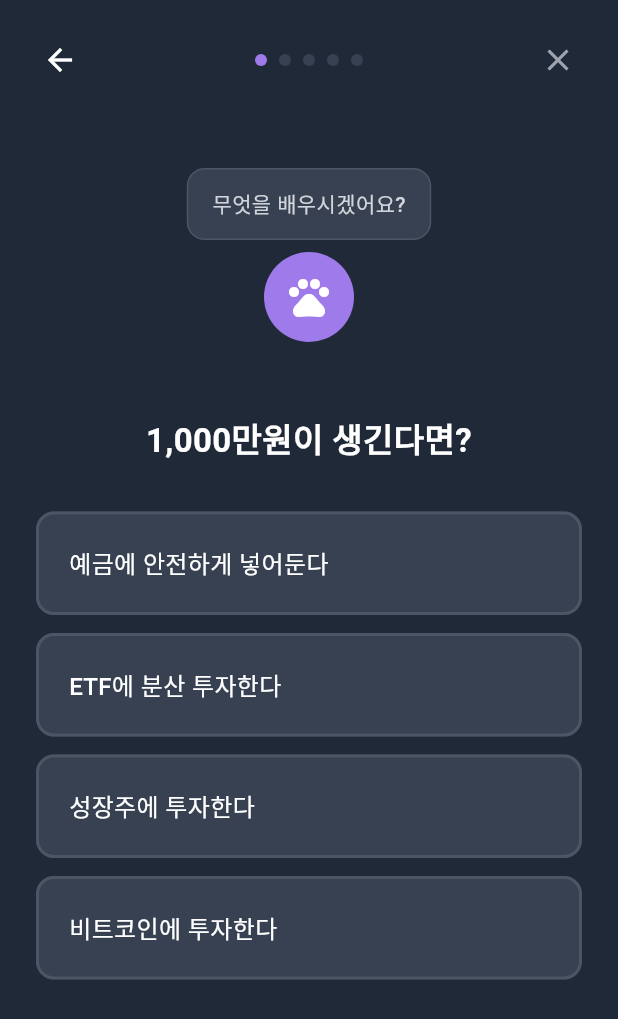
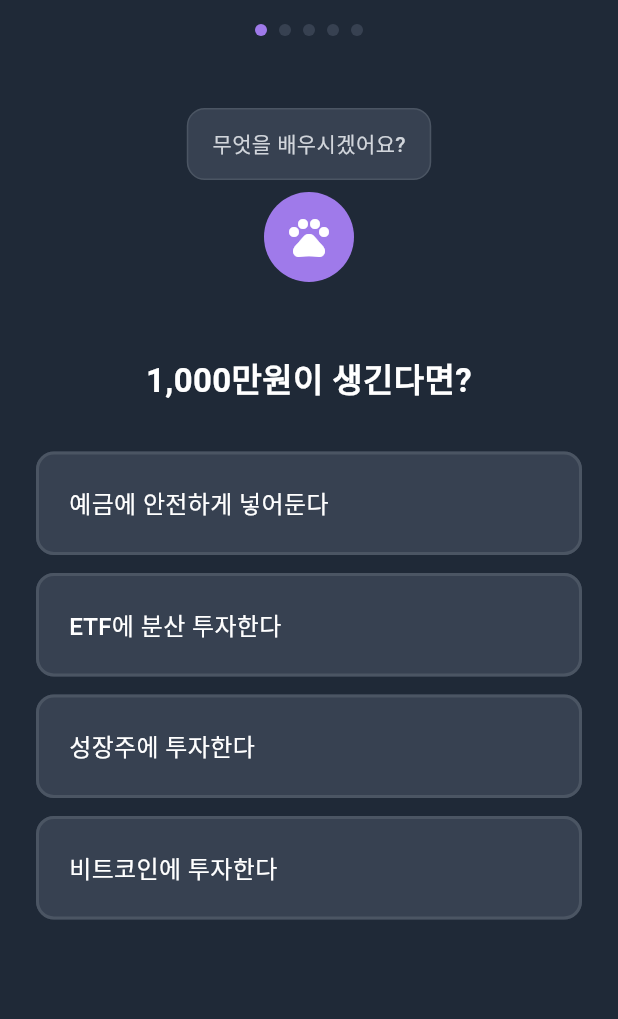
Before and after one commit to tei-young/your_money_pet, a Flutter app: the PersonalityTestScreen screen opened directly, on a phone screen of 412 x 824 dp. Shown: the top 1019 px of the screen. Run offline on Flutter 3.47's test engine with Material 3 defaults, Android fonts, the phone set to English and light mode, and no system bars; our stand-ins replace share_plus; accounts and stored records are empty.

Commit message:
Remove back and close buttons from personality test screen
- Remove back button (arrow_back) from top bar
- Remove close button (x) from top bar
- Keep only progress indicator centered at top
- Simplify _buildTopBar() method

```diff
--- a/lib/screens/onboarding/personality_test_screen.dart
+++ b/lib/screens/onboarding/personality_test_screen.dart
@@ -188,16 +188,6 @@ class _PersonalityTestScreenState extends State<PersonalityTestScreen> {
     );
   }
 
-  void _onBack() {
-    if (_currentQuestion > 0) {
-      setState(() {
-        _currentQuestion--;
-      });
-    } else {
-      Navigator.pop(context);
-    }
-  }
-
   @override
   Widget build(BuildContext context) {
     final question = _questions[_currentQuestion];
@@ -207,7 +197,7 @@ class _PersonalityTestScreenState extends State<PersonalityTestScreen> {
       body: SafeArea(
         child: Column(
           children: [
-            // 상단: 네비게이션
+            // 상단: 프로그레스 인디케이터
             _buildTopBar(),
 
             // 중간: 캐릭터 + 질문
@@ -246,20 +236,10 @@ class _PersonalityTestScreenState extends State<PersonalityTestScreen> {
     );
   }
 
-  /// 상단 바 (뒤로가기, 프로그레스, 닫기)
+  /// 상단 바 (프로그레스만 표시)
   Widget _buildTopBar() {
     return Padding(
       padding: const EdgeInsets.all(16),
-      child: Row(
-        children: [
-          // 뒤로가기
-          IconButton(
-            onPressed: _onBack,
-            icon: const Icon(Icons.arrow_back, color: Colors.white),
-          ),
-
-          // 프로그레스 인디케이터 (●●●○○)
-          Expanded(
       child: Row(
         mainAxisAlignment: MainAxisAlignment.center,
         children: List.generate(
@@ -276,15 +256,6 @@ class _PersonalityTestScreenState extends State<PersonalityTestScreen> {
             ),
           ),
         ),
-            ),
-          ),
-
-          // 닫기
-          IconButton(
-            onPressed: () => Navigator.pop(context),
-            icon: const Icon(Icons.close, color: Color(0xFF9CA3AF)),
-          ),
-        ],
       ),
     );
   }
```
Lines whose indentation alone changed are shown as unchanged.
